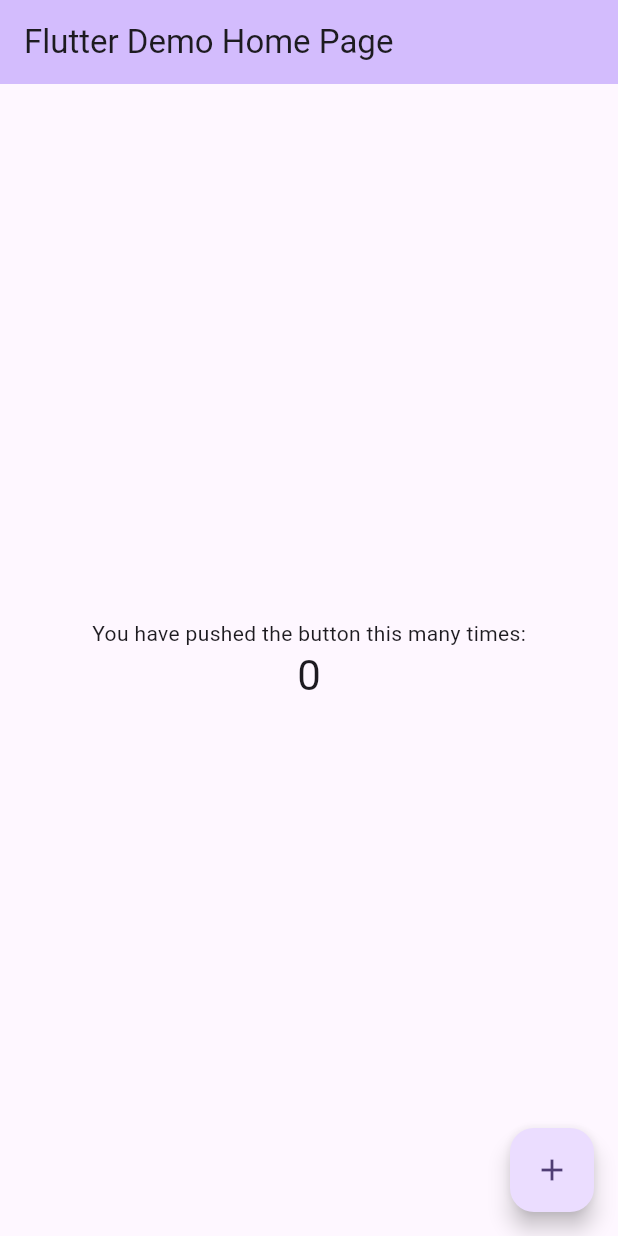
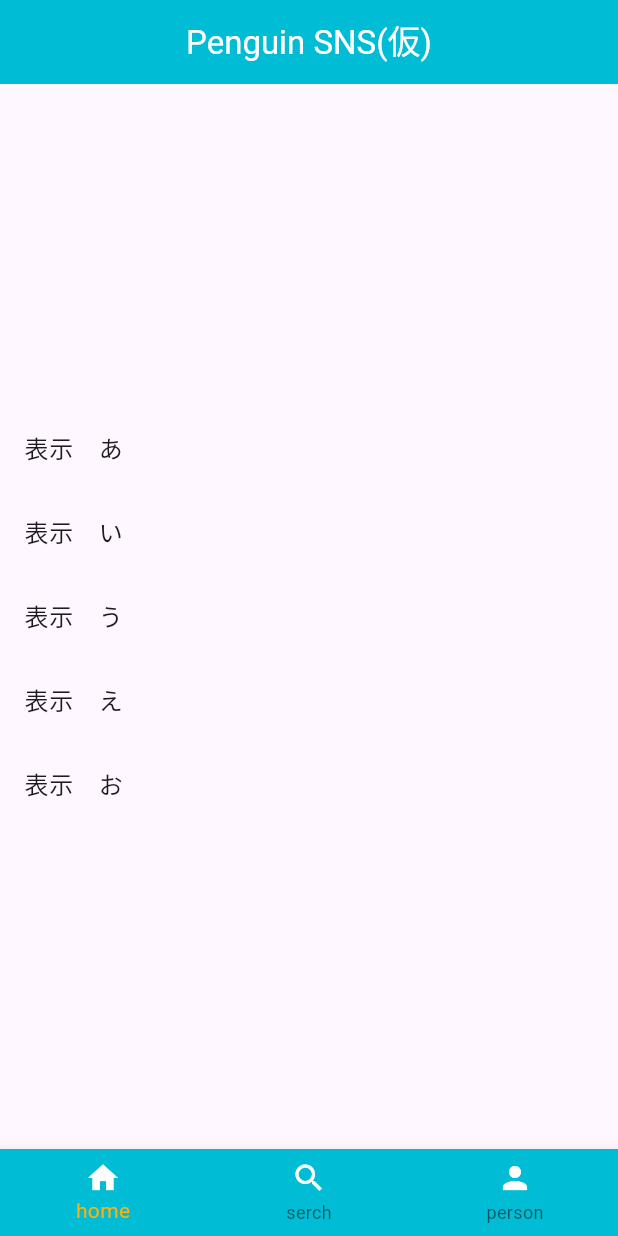
Before and after one commit to penguin104/penguinSNS, a Flutter app: the screen it shows after launch, on a phone screen of 412 x 824 dp. Run offline on Flutter 3.47's test engine with Material 3 defaults, Android fonts, the phone set to English and light mode, and no system bars; our stand-ins replace flutter_riverpod.

Commit message:
基本UIの作成

```diff
--- /dev/null
+++ b/lib/homeViewWidget.dart
@@ -0,0 +1,85 @@
+import 'package:flutter/material.dart';
+import 'package:flutter_riverpod/flutter_riverpod.dart';
+import 'main.dart';
+
+
+Widget PostModeltoWidget(BuildContext context, WidgetRef ref){//ここに投稿の見た目を作る
+
+  final listState = ref.watch(provider);
+
+  return;
+}
+
+
+
+class Homeview extends ConsumerStatefulWidget {
+  const Homeview({super.key});
+
+  @override
+  HomeviewState createState() => HomeviewState();
+}
+
+class HomeviewState extends ConsumerState<Homeview> {
+  @override
+  Widget build(BuildContext context) {
+
+  final testProvider = ref.watch(provider.notifier);
+
+    final homeList = ListView.builder(
+      shrinkWrap: true,
+      itemCount: testProvider.state.length,//リスト.length
+      itemBuilder: (BuildContext context,int i) {
+        return ListTile(title: Text("表示　${testProvider.state[i]}"),);
+      }
+    );
+
+
+    final colHomeView = Column(
+      mainAxisAlignment: MainAxisAlignment.center,
+      children: [homeList],
+    );
+    final conHomeView = Container(
+      child: colHomeView,//container in column
+    );
+
+    //returnするwidget
+    final homeViewScaffolld = Scaffold(
+      appBar: AppBar(
+        centerTitle: true,
+        title: Text("Penguin SNS(仮)",
+          style: TextStyle(
+              color:Colors.white),
+        ),
+        backgroundColor: Colors.cyan,
+      ),
+      body: Center(
+        child: conHomeView,
+      ),
+      bottomNavigationBar: BottomNavigationBar(
+        backgroundColor: Colors.cyan,
+        fixedColor: Color(0xffffaf0f),
+        items: [
+          BottomNavigationBarItem(
+              icon: Icon(
+                  Icons.home,
+                  color: Colors.white
+              ),
+              label: "home"),
+          BottomNavigationBarItem(
+              icon: Icon(
+                  Icons.search,
+                  color: Colors.white
+              ),
+              label:"serch"),
+          BottomNavigationBarItem(
+              icon: Icon(
+                  Icons.person,
+                  color: Colors.white),
+              label: "person"),
+        ],
+      ),
+    );
+
+    return homeViewScaffolld;
+  }
+}
--- a/lib/main.dart
+++ b/lib/main.dart
@@ -1,125 +1,41 @@
 import 'package:flutter/material.dart';
+import 'package:flutter_riverpod/flutter_riverpod.dart';
 
-void main() {
-  runApp(const MyApp());
+
+import "homeViewWidget.dart";
+
+class Post{//投稿の情報
+
 }
 
-class MyApp extends StatelessWidget {
-  const MyApp({super.key});
 
-  // This widget is the root of your application.
-  @override
-  Widget build(BuildContext context) {
-    return MaterialApp(
-      title: 'Flutter Demo',
-      theme: ThemeData(
-        // This is the theme of your application.
-        //
-        // TRY THIS: Try running your application with "flutter run". You'll see
-        // the application has a purple toolbar. Then, without quitting the app,
-        // try changing the seedColor in the colorScheme below to Colors.green
-        // and then invoke "hot reload" (save your changes or press the "hot
-        // reload" button in a Flutter-supported IDE, or press "r" if you used
-        // the command line to start the app).
-        //
-        // Notice that the counter didn't reset back to zero; the application
-        // state is not lost during the reload. To reset the state, use hot
-        // restart instead.
-        //
-        // This works for code too, not just values: Most code changes can be
-        // tested with just a hot reload.
-        colorScheme: ColorScheme.fromSeed(seedColor: Colors.deepPurple),
-        useMaterial3: true,
+final provider = StateProvider((ref){
+  final test = [
+    "あ",
+    "い",
+    "う",
+    "え",
+    "お",
+  ];
+  return test;
+});
+
+
+
+
+
+void main(){
+  final app = MaterialApp(
+    home: Scaffold(
+      body: Center(
+        child: Homeview(),
       ),
-      home: const MyHomePage(title: 'Flutter Demo Home Page'),
-    );
-  }
+    ),
+  );
+
+  runApp(
+    ProviderScope(
+      child: app,
+    )
+  );
 }
-
-class MyHomePage extends StatefulWidget {
-  const MyHomePage({super.key, required this.title});
-
-  // This widget is the home page of your application. It is stateful, meaning
-  // that it has a State object (defined below) that contains fields that affect
-  // how it looks.
-
-  // This class is the configuration for the state. It holds the values (in this
-  // case the title) provided by the parent (in this case the App widget) and
-  // used by the build method of the State. Fields in a Widget subclass are
-  // always marked "final".
-
-  final String title;
-
-  @override
-  State<MyHomePage> createState() => _MyHomePageState();
-}
-
-class _MyHomePageState extends State<MyHomePage> {
-  int _counter = 0;
-
-  void _incrementCounter() {
-    setState(() {
-      // This call to setState tells the Flutter framework that something has
-      // changed in this State, which causes it to rerun the build method below
-      // so that the display can reflect the updated values. If we changed
-      // _counter without calling setState(), then the build method would not be
-      // called again, and so nothing would appear to happen.
-      _counter++;
-    });
-  }
-
-  @override
-  Widget build(BuildContext context) {
-    // This method is rerun every time setState is called, for instance as done
-    // by the _incrementCounter method above.
-    //
-    // The Flutter framework has been optimized to make rerunning build methods
-    // fast, so that you can just rebuild anything that needs updating rather
-    // than having to individually change instances of widgets.
-    return Scaffold(
-      appBar: AppBar(
-        // TRY THIS: Try changing the color here to a specific color (to
-        // Colors.amber, perhaps?) and trigger a hot reload to see the AppBar
-        // change color while the other colors stay the same.
-        backgroundColor: Theme.of(context).colorScheme.inversePrimary,
-        // Here we take the value from the MyHomePage object that was created by
-        // the App.build method, and use it to set our appbar title.
-        title: Text(widget.title),
-      ),
-      body: Center(
-        // Center is a layout widget. It takes a single child and positions it
-        // in the middle of the parent.
-        child: Column(
-          // Column is also a layout widget. It takes a list of children and
-          // arranges them vertically. By default, it sizes itself to fit its
-          // children horizontally, and tries to be as tall as its parent.
-          //
-          // Column has various properties to control how it sizes itself and
-          // how it positions its children. Here we use mainAxisAlignment to
-          // center the children vertically; the main axis here is the vertical
-          // axis because Columns are vertical (the cross axis would be
-          // horizontal).
-          //
-          // TRY THIS: Invoke "debug painting" (choose the "Toggle Debug Paint"
-          // action in the IDE, or press "p" in the console), to see the
-          // wireframe for each widget.
-          mainAxisAlignment: MainAxisAlignment.center,
-          children: <Widget>[
-            const Text(
-              'You have pushed the button this many times:',
-            ),
-            Text(
-              '$_counter',
-              style: Theme.of(context).textTheme.headlineMedium,
-            ),
-          ],
-        ),
-      ),
-      floatingActionButton: FloatingActionButton(
-        onPressed: _incrementCounter,
-        tooltip: 'Increment',
-        child: const Icon(Icons.add),
-      ), // This trailing comma makes auto-formatting nicer for build methods.
-    );
-  }
-}
```
Also changed, not shown: pubspec.yaml (+4 -64 lines), pubspec.lock, 1 other file.
